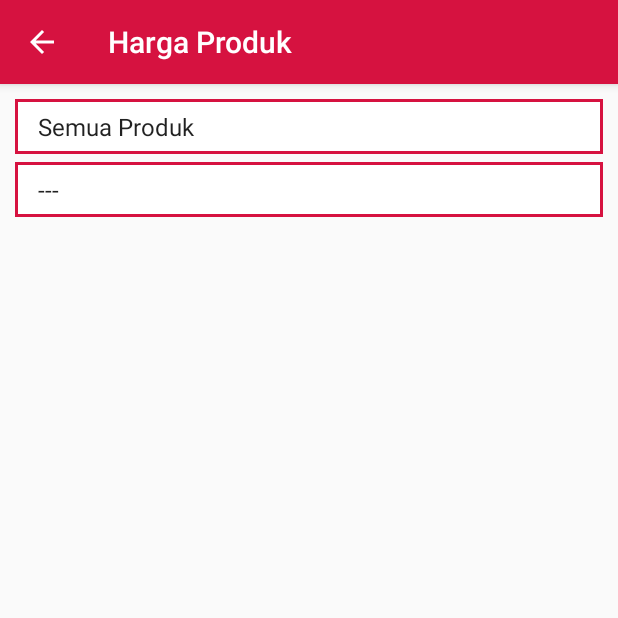
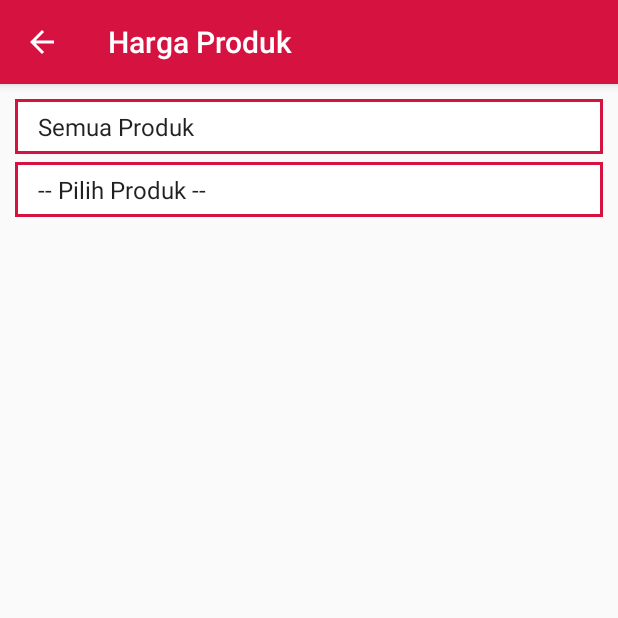
Before and after one commit to faozi07/hpulsa, an Android app: the HargaProduct screen opened directly, with no data from a screen before it, on a phone screen of 412 x 824 dp, the top half of it. Run offline under Robolectric (Android 15) with nearby library versions, the phone set to English and light mode, and no system bars; libraries missing offline, so code that uses them is left out: com.toptoche.searchablespinnerlibrary, mehdi.sakout.fancybuttons; plain views replace SearchableSpinner; 9 statements that could not run were skipped.

Commit message:
fix tampil harga by op

```diff
--- a/app/src/main/java/android/hpulsa/com/hpulsanew/API/hPulsaAPI.java
+++ b/app/src/main/java/android/hpulsa/com/hpulsanew/API/hPulsaAPI.java
@@ -23,7 +23,7 @@ public interface hPulsaAPI {
             .baseUrl(StaticVars.HOST)
             .addConverterFactory(GsonConverterFactory.create())
             .build();
-    @POST("auth/login")
+    @POST("auth/login") //============ LOGIN ==========
     @FormUrlEncoded
     Call<JsonObject> loginUser(
             @Header("publickey") String publickey,
@@ -32,19 +32,19 @@ public interface hPulsaAPI {
             @Field("password") String password
     );
 
-    @POST("auth/check_token")
+    @POST("auth/check_token") //==================== CEK TOKEN ====================
     Call<JsonObject> cekToken(
             @Header("publickey") String publickey,
             @Header("privatekey") String privatekey,
             @Header("tokenuser") String token);
 
-    @GET("users/detail")
+    @GET("users/detail") //======================= USER DETAIL =======================
     Call<JsonObject> userProfil(
             @Header("publickey") String publickey,
             @Header("privatekey") String privatekey,
             @Header("tokenuser") String token);
 
-    @POST("users/register")
+    @POST("users/register") // ========================== REGISTER ========================
     @FormUrlEncoded
     Call<JsonObject> registerUser(@Header("publickey") String publickey,
                                   @Header("privatekey") String privatekey,
@@ -54,26 +54,26 @@ public interface hPulsaAPI {
                                   @Field("us_password") String password,
                                   @Field("us_password_confirmasi") String passwordConf);
 
-    @GET("verifikasi/sms")
+    @GET("verifikasi/sms") //========================= KIRM KODE VERIFIKASI SMS ============================
     Call<JsonObject> kirimKodeVerifSms(@Header("token") String token,@Header("tokenaplikasi") String tokenaplikasi);
 
 
-    @POST("verifikasi/sms/input")
+    @POST("verifikasi/sms/input") //===================== VERIFIKASI KODE SMS ===================
     Call<JsonObject> verifKode(@Header("token") String token,@Header("tokenaplikasi") String tokenaplikasi,
                                @Header("kode_verifikasi") String kode_verif);
 
-    @GET("akun/riwayat_transaksi")
+    @GET("akun/riwayat_transaksi") //===================== RIWAYAT TRANSAKSI =============================
     Call<ResponseBody> riwayat(
             @Header("publickey") String publickey,
             @Header("privatekey") String privatekey,
             @Header("tokenuser") String token);
 
-    @GET("testimoni/get_all")
+    @GET("testimoni/get_all") //============================== TESTIMONI =================
     Call<ResponseBody> testimoniAll(
             @Header("publickey") String publickey,
             @Header("privatekey") String privatekey);
 
-    @POST("testimoni/input_testi")
+    @POST("testimoni/input_testi")//======================== INPUT TESTIMONI =====================
     @FormUrlEncoded
     Call<ResponseBody> kirimTestimoni(
             @Header("publickey") String publickey,
@@ -81,7 +81,7 @@ public interface hPulsaAPI {
             @Header("tokenuser") String token,
             @Field("pesan") String pesan);
 
-    @POST("pulsa/daftar_product")
+    @POST("pulsa/daftar_product") //========================= DAFTAR PRODUK ALL PULSA =====================
     @FormUrlEncoded
     Call<ResponseBody> daftarHrgAllPulsa(
             @Header("publickey") String publickey,
@@ -89,11 +89,11 @@ public interface hPulsaAPI {
             @Field("opproduct") String opproduct);
 
 
-    @POST("pulsa/daftar_product")
+    @POST("pulsa/daftar_product") //======================== DAFTAR PRODUK BY OP ======================
     @FormUrlEncoded
-    Call<ResponseBody> daftarHrgPulsaByOp(
+    Call<ResponseBody> daftarHrgByOp(
             @Header("publickey") String publickey,
             @Header("privatekey") String privatekey,
-            @Field("opslug") String opslug,
-            @Field("opproduct") String opproduct);
+            @Field("opproduct") String opproduct,
+            @Field("opslug") String opslug);
 }
--- a/app/src/main/java/android/hpulsa/com/hpulsanew/activity/navigasi/HargaProduct.java
+++ b/app/src/main/java/android/hpulsa/com/hpulsanew/activity/navigasi/HargaProduct.java
@@ -19,6 +19,8 @@ import android.support.v7.widget.RecyclerView;
 import android.util.Log;
 import android.view.LayoutInflater;
 import android.view.View;
+import android.widget.AdapterView;
+import android.widget.ArrayAdapter;
 import android.widget.LinearLayout;
 import android.widget.TextView;
 
@@ -42,16 +44,20 @@ public class HargaProduct extends AppCompatActivity {
 
     LinearLayout laySemuaProduk;
     private RecyclerView rvHarga;
-    private HargaProdukAdapter hargaProdukAdapter;
     private LinearLayoutManager llm;
     private SwipeRefreshLayout swipRefresh;
-    private SearchableSpinner spinProduk,spinSubProduk;
+    private SearchableSpinner spinProduk, spinSubProduk;
     private hPulsaAPI api;
     private StaticVars sv = new StaticVars();
     SharedPreferences spLogin;
     ProgressDialog pLoading;
+    HargaProdukAdapter hargaProdukAdapter;
+    private String opProduk="",opSlug="";
+    private boolean isFirst = true;
 
     ArrayList<modHrgProduk> arrHrgProduk = new ArrayList<>();
+    ArrayAdapter<String> pulsaAdap, subAllAdapt, subPulsaAdapt, subInterAdapt, subTokenAdapt, subGameAdapt, subTelpAdapt, subBBAdapt, subGojekAdapt,
+            subTagihanAdapt;
 
     @Override
     protected void onCreate(Bundle savedInstanceState) {
@@ -63,6 +69,8 @@ public class HargaProduct extends AppCompatActivity {
 
         tampilHrgAll();
         declaration();
+        setAdapter();
+        tampilList();
         action();
     }
 
@@ -75,6 +83,7 @@ public class HargaProduct extends AppCompatActivity {
     @Override
     public void onBackPressed() {
         finish();
+        isFirst = true;
         return;
     }
 
@@ -93,21 +102,209 @@ public class HargaProduct extends AppCompatActivity {
         spinSubProduk.setTitle("Pilih Produk");
     }
 
-     public void action() {
+    private void setAdapter() {
+        subAllAdapt = new ArrayAdapter<String>(this,
+                android.R.layout.simple_spinner_item, getResources().getStringArray(R.array.sub_all));
+        subPulsaAdapt = new ArrayAdapter<String>(this,
+                android.R.layout.simple_spinner_item, getResources().getStringArray(R.array.sub_pulsa));
+        subInterAdapt = new ArrayAdapter<String>(this,
+                android.R.layout.simple_spinner_item, getResources().getStringArray(R.array.sub_internet));
+        subTokenAdapt = new ArrayAdapter<String>(this,
+                android.R.layout.simple_spinner_item, getResources().getStringArray(R.array.sub_token_pln));
+        subGameAdapt = new ArrayAdapter<String>(this,
+                android.R.layout.simple_spinner_item, getResources().getStringArray(R.array.sub_voucher_game));
+        subTelpAdapt = new ArrayAdapter<String>(this,
+                android.R.layout.simple_spinner_item, getResources().getStringArray(R.array.sub_paket_telp_sms));
+        subBBAdapt = new ArrayAdapter<String>(this,
+                android.R.layout.simple_spinner_item, getResources().getStringArray(R.array.sub_paket_bb));
+        subGojekAdapt = new ArrayAdapter<String>(this,
+                android.R.layout.simple_spinner_item, getResources().getStringArray(R.array.sub_gojek));
+        subTagihanAdapt = new ArrayAdapter<String>(this,
+                android.R.layout.simple_spinner_item, getResources().getStringArray(R.array.sub_tagihan));
+        spinSubProduk.setAdapter(subAllAdapt);
+    }
+
+    public void action() {
         swipRefresh.setOnRefreshListener(new SwipeRefreshLayout.OnRefreshListener() {
             @Override
             public void onRefresh() {
                 swipRefresh.setRefreshing(false);
                 arrHrgProduk.clear();
-                HargaProdukAdapter.items.clear();
-                tampilHrgAll();
+                if(isFirst) {
+                    tampilHrgAll();
+                } else {
+                    tampilHrgByJns(opProduk,opSlug);
+                }
             }
         });
-     }
+    }
 
     public void tampilList() {
-        if (spinProduk.getSelectedItem().equals("Pulsa")) {
-//            spinSubProduk.setAdapter();
+
+        spinProduk.setOnItemSelectedListener(new AdapterView.OnItemSelectedListener() {
+            @Override
+            public void onItemSelected(AdapterView<?> adapterView, View view, int position, long l) {
+                switch (position) {
+                    case 0:
+                        spinSubProduk.setAdapter(subAllAdapt);
+                        opProduk = "";
+                        break;
+                    case 1:
+                        spinSubProduk.setAdapter(subPulsaAdapt);
+                        opProduk = "pulsa";
+                        break;
+                    case 2:
+                        spinSubProduk.setAdapter(subInterAdapt);
+                        opProduk = "paket_internet";
+                        break;
+                    case 3:
+                        spinSubProduk.setAdapter(subTokenAdapt);
+                        opProduk = "token_pln";
+                        break;
+                    case 4:
+                        spinSubProduk.setAdapter(subGameAdapt);
+                        opProduk = "voucher_game";
+                        break;
+                    case 5:
+                        spinSubProduk.setAdapter(subTelpAdapt);
+                        opProduk = "paket_telp_sms";
+                        break;
+                    case 6:
+                        spinSubProduk.setAdapter(subBBAdapt);
+                        opProduk = "paket_blackberry";
+                        break;
+                    case 7:
+                        spinSubProduk.setAdapter(subGojekAdapt);
+                        opProduk = "saldo_gojek";
+                        break;
+                    case 8:
+                        spinSubProduk.setAdapter(subTagihanAdapt);
+                        opProduk = "tagihan";
+                        break;
+                }
+            }
+
+            @Override
+            public void onNothingSelected(AdapterView<?> adapterView) {}
+        });
+
+        spinSubProduk.setOnItemSelectedListener(new AdapterView.OnItemSelectedListener() {
+            @Override
+            public void onItemSelected(AdapterView<?> adapterView, View view, int position, long l) {
+                opSlug = "";
+                actionListPulsa();
+                actionListInternet();
+                actionListPlnGame();
+                actionListTelpSms();
+                actionListLainnya();
+                if (!opProduk.equals("") && !opSlug.equals("")) {
+                    tampilHrgByJns(opProduk, opSlug);
+                }
+            }
+
+            @Override
+            public void onNothingSelected(AdapterView<?> adapterView) {}
+        });
+    }
+
+
+    private void actionListPulsa() {
+        switch (spinSubProduk.getSelectedItem().toString()) {
+            case "Axis":
+                opSlug = "axis";
+                break;
+            case "Telkomsel":
+                opSlug = "telkomsel";
+                break;
+            case "XL":
+                opSlug = "xl";
+                break;
+            case "Indosat":
+                opSlug = "indosat";
+                break;
+            case "Smartfren":
+                opSlug = "smartfren";
+                break;
+            case "Three":
+                opSlug = "three";
+                break;
+            case "Bolt":
+                opSlug = "bolt";
+                break;
+        }
+    }
+
+    private void actionListInternet() {
+        switch (spinSubProduk.getSelectedItem().toString()) {
+            case "Axis Data":
+                opSlug = "axis-data";
+                break;
+            case "Telkomsel Data":
+                opSlug = "telkomsel-data";
+                break;
+            case "XL Data":
+                opSlug = "xl-data";
+                break;
+            case "Indosat Data":
+                opSlug = "indosat-data";
+                break;
+            case "Smartfren Data":
+                opSlug = "smartfren-data";
+                break;
+            case "Three Data":
+                opSlug = "three-data";
+                break;
+            case "Bolt Data":
+                opSlug = "bolt-data";
+                break;
+        }
+    }
+
+    private void actionListPlnGame() {
+        switch (spinSubProduk.getSelectedItem().toString()) {
+            case "PLN Special":
+                opSlug = "pln-special";
+                break;
+            case "PLN":
+                opSlug = "pln";
+                break;
+            case "Garena Shells":
+                opSlug = "garena-shells";
+                break;
+            case "Voucher Game Online":
+                opSlug = "voucher-game-online";
+                break;
+        }
+    }
+
+    private void actionListTelpSms() {
+        switch (spinSubProduk.getSelectedItem().toString()) {
+            case "Three Telpon SMS":
+                opSlug = "three-telpon-sms";
+                break;
+            case "XL Telpon SMS":
+                opSlug = "xl-telpon-sms";
+                break;
+            case "Tsel Telpon SMS":
+                opSlug = "tsel-telpon-sms";
+                break;
+            case "Isat Telpon SMS Masa Aktif":
+                opSlug = "isat-telpon-sms-masa-aktif";
+                break;
+        }
+    }
+
+    private void actionListLainnya() {
+        switch (spinSubProduk.getSelectedItem().toString()) {
+            case "Paket Blackberry":
+                opSlug = "paket-blackberry";
+                break;
+            case "Saldo Gojek":
+                opSlug = "saldo-gojek";
+                break;
+            case "PLN Pascabayar":
+                opSlug = "pln-pascabayar";
+                break;
         }
     }
 
@@ -120,17 +317,17 @@ public class HargaProduct extends AppCompatActivity {
         Retrofit retrofit = ClientAPI.getMyRetrofit();
         Call<ResponseBody> api_request;
         api = retrofit.create(hPulsaAPI.class);
-        api_request = api.daftarHrgAllPulsa(sv.publickey, sv.privatekey,"pulsa");
+        api_request = api.daftarHrgAllPulsa(sv.publickey, sv.privatekey, "pulsa");
         api_request.enqueue(new Callback<ResponseBody>() {
             @Override
             public void onResponse(Call<ResponseBody> call, Response<ResponseBody> response) {
                 pLoading.dismiss();
                 try {
-                    if(response.code() == 200){
+                    if (response.code() == 200) {
 
                         JSONArray responseArray = new JSONArray(response.body().string());
-                        Log.d("Object ","");
-                        for (int i=0; i<responseArray.length(); i++) {
+                        Log.d("Object ", "");
+                        for (int i = 0; i < responseArray.length(); i++) {
                             JSONObject data = responseArray.getJSONObject(i);
 
                             modHrgProduk mr = new modHrgProduk();
@@ -167,8 +364,75 @@ public class HargaProduct extends AppCompatActivity {
         });
     }
 
-    public void tampilHrgByJns() {
+    public void tampilHrgByJns(String opProduk,String opSlug) {
+        pLoading = new ProgressDialog(HargaProduct.this);
+        pLoading.setTitle("Memuat data ...");
+        pLoading.show();
+        arrHrgProduk.clear();
+        isFirst = false;
+        spLogin = getSharedPreferences("userInfo", Context.MODE_PRIVATE);
+        Retrofit retrofit = ClientAPI.getMyRetrofit();
+        Call<ResponseBody> api_request;
+        api = retrofit.create(hPulsaAPI.class);
+        api_request = api.daftarHrgByOp(sv.publickey, sv.privatekey, opProduk, opSlug);
+        api_request.enqueue(new Callback<ResponseBody>() {
+            @Override
+            public void onResponse(Call<ResponseBody> call, Response<ResponseBody> response) {
+                pLoading.dismiss();
+                try {
+                    if (response.code() == 200) {
 
+                        JSONArray responseArray = new JSONArray(response.body().string());
+                        Log.d("Object ", "");
+                        for (int i = 0; i < responseArray.length(); i++) {
+                            JSONObject data = responseArray.getJSONObject(i);
+
+                            modHrgProduk mr = new modHrgProduk();
+                            if (data.getString("op_produk").equals("pulsa")) {
+                                mr.setJnsProduk("Pulsa");
+                            } else if (data.getString("op_produk").equals("token_pln")) {
+                                mr.setJnsProduk("Token PLN");
+                            } else if (data.getString("op_produk").equals("paket_internet")) {
+                                mr.setJnsProduk("Paket Data");
+                            } else if (data.getString("op_produk").equals("voucher_game")) {
+                                mr.setJnsProduk("Voucher Game");
+                            } else if (data.getString("op_produk").equals("paket_telp_sms")) {
+                                mr.setJnsProduk("Paket Telp & SMS");
+                            } else if (data.getString("op_produk").equals("tagihan")) {
+                                mr.setJnsProduk("Tagihan");
+                            } else if (data.getString("op_produk").equals("saldo_gojek")) {
+                                mr.setJnsProduk("Saldo Gojek");
+                            } else if (data.getString("op_produk").equals("paket_blackberry")) {
+                                mr.setJnsProduk("Paket Blackberry");
+                            }
+                            mr.setProvider(data.getString("op_nama"));
+                            mr.setKode(data.getString("vo_kode"));
+                            mr.setNominal(data.getString("vo_nominal"));
+                            mr.setHrg(data.getString("vo_harga"));
+                            mr.setHrgJual(data.getString("vo_harga"));
+                            if (data.getString("vo_status").equals("1")) {
+                                mr.setStok("Tersedia");
+                            } else {
+                                mr.setStok("Tidak Tersedia");
+                            }
+                            arrHrgProduk.add(mr);
+                        }
+                        hargaProdukAdapter = new HargaProdukAdapter(HargaProduct.this, arrHrgProduk);
+                        rvHarga.setAdapter(hargaProdukAdapter);
+
+                    } else {
+
+                    }
+                } catch (JSONException | IOException e) {
+                    e.printStackTrace();
+                }
+            }
+
+            @Override
+            public void onFailure(Call<ResponseBody> call, Throwable t) {
+                pLoading.dismiss();
+            }
+        });
     }
 
     private void dialogGagalLoad(String title, String content) {
--- a/app/src/main/res/values/strings.xml
+++ b/app/src/main/res/values/strings.xml
@@ -21,10 +21,10 @@
         <item>Tagihan</item>
     </string-array>
     <string-array name="sub_all" color="@color/colorPrimary">
-        <item>---</item>
+        <item>-- Pilih Produk --</item>
     </string-array>
     <string-array name="sub_pulsa" color="@color/colorPrimary">
-        <item>Semua Pulsa</item>
+        <item>-- Pilih Provider --</item>
         <item>Axis</item>
         <item>Telkomsel</item>
         <item>XL</item>
@@ -34,6 +34,7 @@
         <item>Bolt</item>
     </string-array>
     <string-array name="sub_internet" color="@color/colorPrimary">
+        <item>-- Pilih Provider --</item>
         <item>Axis Data</item>
         <item>Telkomsel Data</item>
         <item>XL Data</item>
@@ -43,14 +44,17 @@
         <item>Bolt Data</item>
     </string-array>
     <string-array name="sub_token_pln" color="@color/colorPrimary">
+        <item>-- Pilih Token PLN --</item>
         <item>PLN Special</item>
         <item>PLN</item>
     </string-array>
     <string-array name="sub_voucher_game" color="@color/colorPrimary">
+        <item>-- Pilih Voucher Game --</item>
         <item>Garena Shells</item>
         <item>Voucher Game Online</item>
     </string-array>
     <string-array name="sub_paket_telp_sms" color="@color/colorPrimary">
+        <item>-- Pilih Paket --</item>
         <item>Three Telpon SMS</item>
         <item>XL Telpon SMS</item>
         <item>Tsel Telpon SMS</item>
--- a/build.gradle
+++ b/build.gradle
@@ -3,9 +3,10 @@
 buildscript {
     repositories {
         jcenter()
+        google()
     }
     dependencies {
-        classpath 'com.android.tools.build:gradle:3.0.0-rc1'
+        classpath 'com.android.tools.build:gradle:3.0.0'
         classpath 'com.android.tools.build:gradle:3.0.0-alpha8'
 
         // NOTE: Do not place your application dependencies here; they belong
@@ -16,6 +17,7 @@ buildscript {
 allprojects {
     repositories {
         jcenter()
+        google()
     }
 }
 
```
Also changed, not shown: app/src/main/java/android/hpulsa/com/hpulsanew/adapter/HargaProdukAdapter.java (+7 -2 lines), app/src/main/java/android/hpulsa/com/hpulsanew/fragment/FrRegisterActivity.java (+7 -3 lines).
